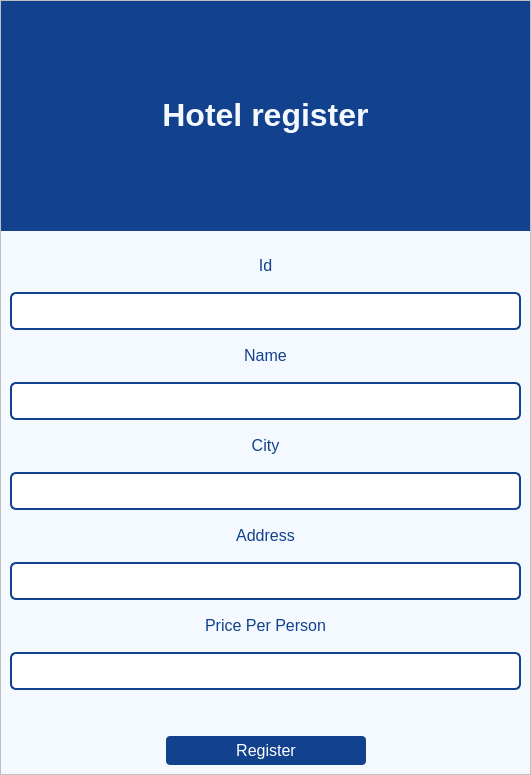
This is ui/hotelRegister.ui in Dimalko/telo2 as Qt 5 draws it before an edit. The edited form follows.
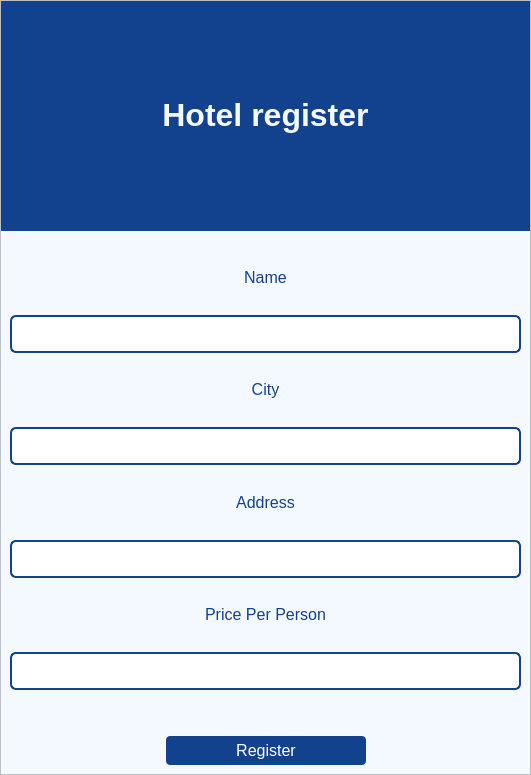
This is the edited form.

Commit message: all edit functions and automated ids

What changed in the file:
```diff
--- a/ui/hotelRegister.ui
+++ b/ui/hotelRegister.ui
@@ -150,20 +150,6 @@
            <string notr="true"/>
           </property>
           <layout class="QVBoxLayout" name="verticalLayout">
-           <item>
-            <widget class="QLabel" name="usernameLabel">
-             <property name="text">
-              <string>&lt;html&gt;&lt;head/&gt;&lt;body&gt;&lt;p align=&quot;center&quot;&gt;&lt;span style=&quot; font-size:12pt;&quot;&gt;Id&lt;/span&gt;&lt;/p&gt;&lt;/body&gt;&lt;/html&gt;</string>
-             </property>
-            </widget>
-           </item>
-           <item>
-            <widget class="QLineEdit" name="hotelIdInput">
-             <property name="styleSheet">
-              <string notr="true"/>
-             </property>
-            </widget>
-           </item>
            <item>
             <widget class="QLabel" name="passwordLabel">
              <property name="text">
```
The commit also changes 18 other files.
